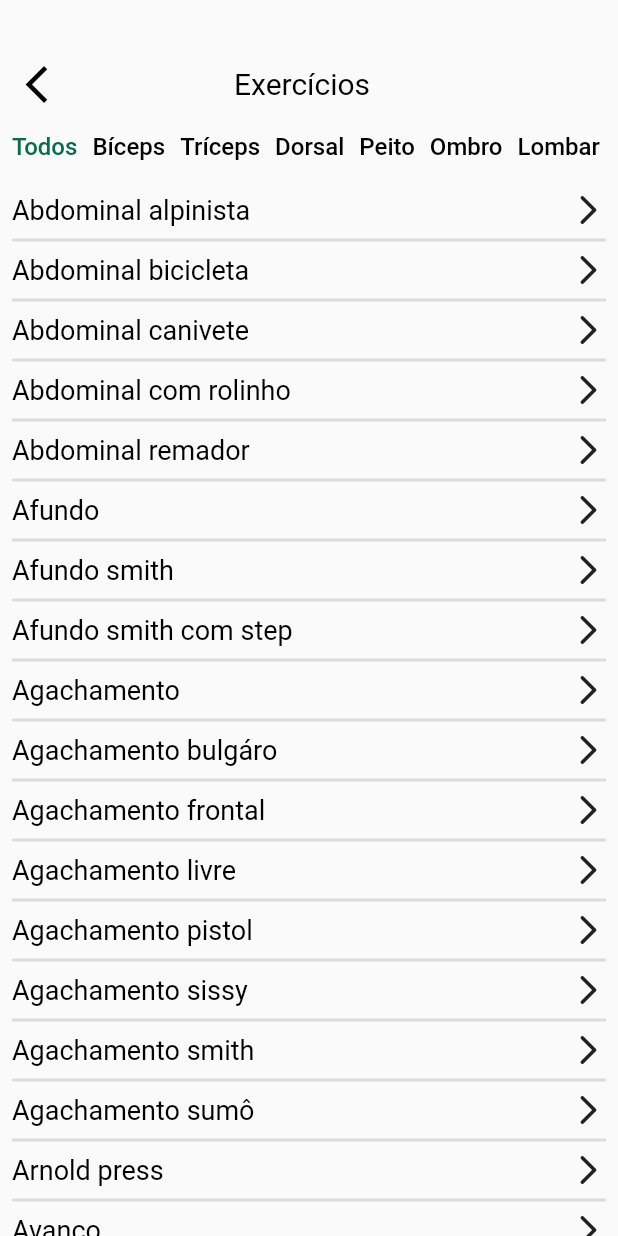
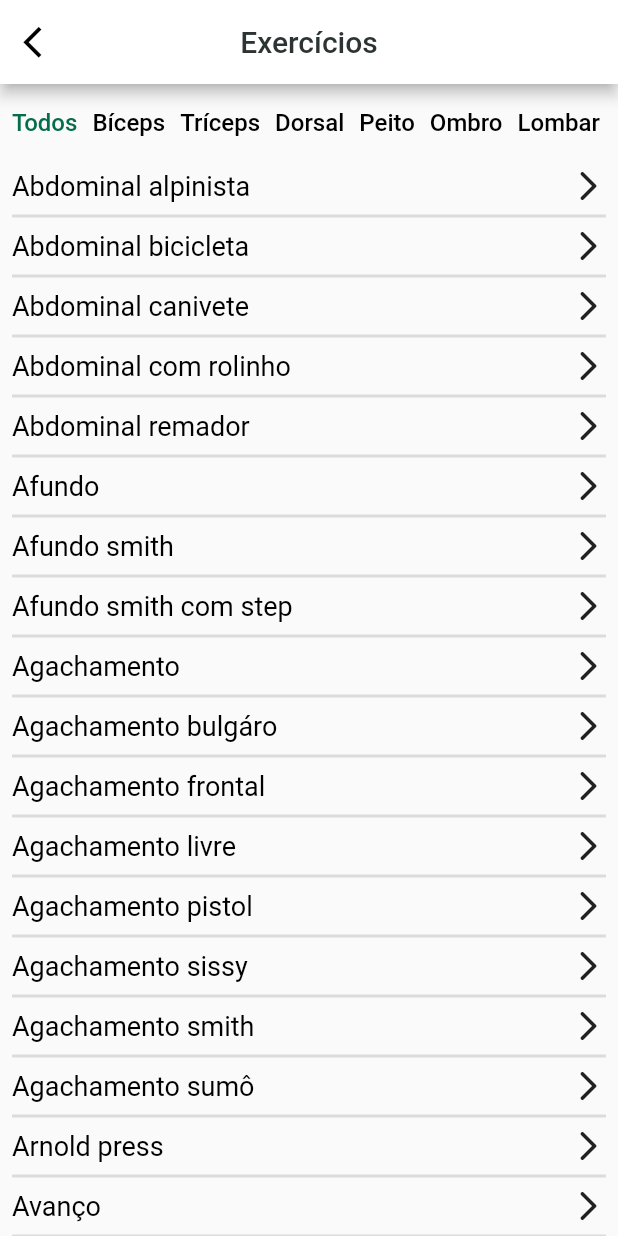
Before and after one commit to PauloVOFonseca/MyGymTrack, a Flutter app: the AllExercisesPage screen opened directly, on a phone screen of 412 x 824 dp. Run offline on Flutter 3.47's test engine with Material 2 defaults, Android fonts, the phone set to English and light mode, and no system bars; our stand-ins replace bloc, dartz, equatable, flutter_bloc, get_it, table_calendar; Roboto replaces fonts that are missing (FiraSans).

Commit message:
feat: update appbar use

```diff
--- a/lib/src/presentation/pages/all_exercises/all_exercises_page.dart
+++ b/lib/src/presentation/pages/all_exercises/all_exercises_page.dart
@@ -1,8 +1,8 @@
 import 'package:flutter/material.dart';
+import 'package:my_gym_track/src/application/theme/custom_colors.dart';
 import 'package:my_gym_track/src/presentation/pages/all_exercises/bloc/all_exercises_bloc.dart';
 import 'package:my_gym_track/src/presentation/pages/all_exercises/widgets/exercise_list_widget.dart';
 import 'package:my_gym_track/src/presentation/pages/all_exercises/widgets/muscle_group_tab_bar_widget.dart';
-import 'package:my_gym_track/src/presentation/widgets/custom_app_bar.dart';
 
 class AllExercisesPage extends StatefulWidget {
   const AllExercisesPage({Key? key}) : super(key: key);
@@ -29,14 +29,23 @@ class _AllExercisesPageState extends State<AllExercisesPage> {
   @override
   Widget build(BuildContext context) {
     return Scaffold(
+      appBar: AppBar(
+        backgroundColor: CustomColors.white,
+        title: const Text("Exercícios"),
+        centerTitle: true,
+        leading: IconButton(
+          onPressed: () => Navigator.pop(context),
+          icon: const Icon(Icons.arrow_back_ios),
+          color: CustomColors.black,
+          iconSize: 25,
+        ),
+      ),
       body: Padding(
         padding: const EdgeInsets.symmetric(horizontal: 8),
         child: Column(
           crossAxisAlignment: CrossAxisAlignment.start,
           children: [
-            const SizedBox(height: 32),
-            const CustomAppBar(title: "Exercícios"),
-            const SizedBox(height: 8),
+            const SizedBox(height: 16),
             MuscleGroupTabBarWidget(bloc: bloc),
             ExerciseListWidget(bloc: bloc),
           ],
```
